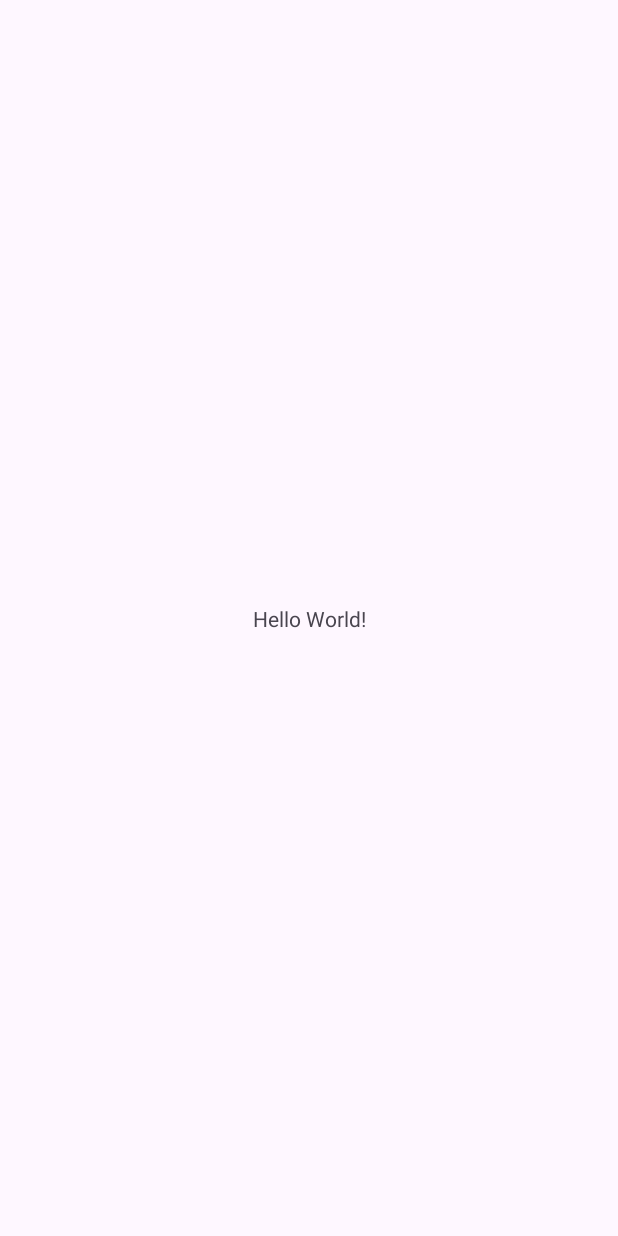
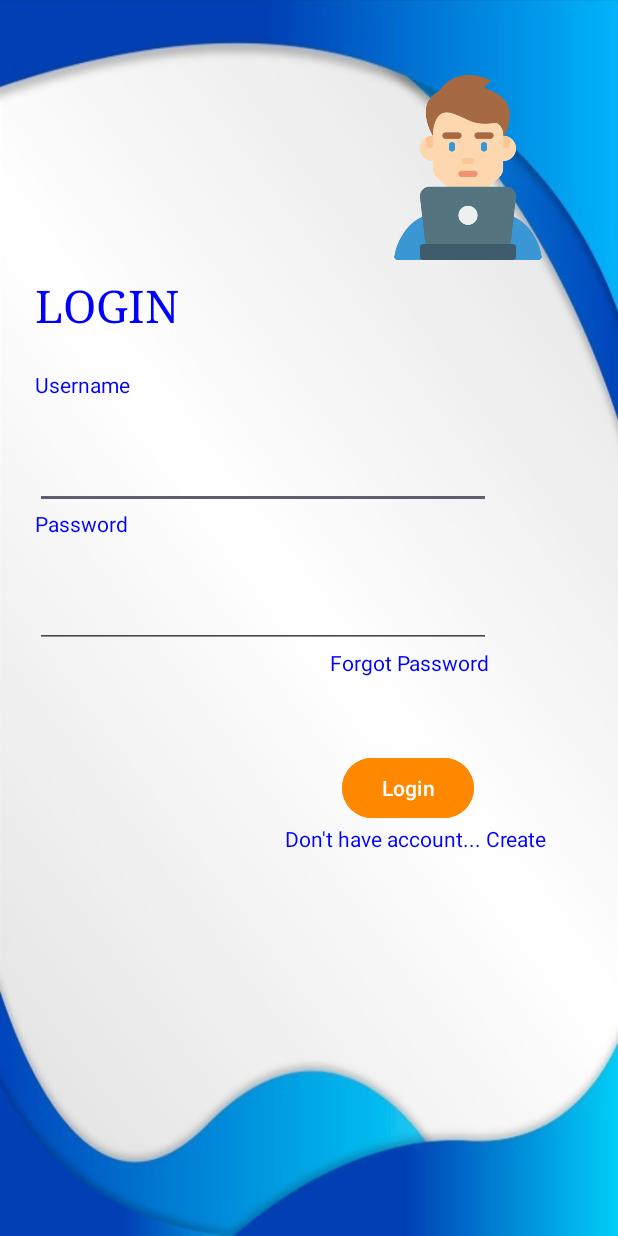
Before and after one commit to MariooChR/AppMovil1538800, an Android app: the screen it shows after launch (MainActivity), on a phone screen of 412 x 824 dp. Before the commit the screen is almost empty. Run offline under Robolectric (Android 15) with nearby library versions, the phone set to English and light mode, and no system bars.

Commit message:
Commit 1ro 20/02/2025

```diff
--- /dev/null
+++ b/app/src/main/res/drawable/imagenfondo.xml
@@ -0,0 +1,5 @@
+<?xml version="1.0" encoding="utf-8"?>
+
+<selector xmlns:android="http://schemas.android.com/apk/res/android">
+
+</selector>
--- a/app/src/main/res/layout/activity_main.xml
+++ b/app/src/main/res/layout/activity_main.xml
@@ -1,19 +1,83 @@
 <?xml version="1.0" encoding="utf-8"?>
-<androidx.constraintlayout.widget.ConstraintLayout xmlns:android="http://schemas.android.com/apk/res/android"
+<LinearLayout xmlns:android="http://schemas.android.com/apk/res/android"
     xmlns:app="http://schemas.android.com/apk/res-auto"
     xmlns:tools="http://schemas.android.com/tools"
     android:id="@+id/main"
     android:layout_width="match_parent"
     android:layout_height="match_parent"
-    tools:context=".MainActivity">
+    tools:context=".MainActivity"
+    android:orientation="vertical"
+    android:background="@drawable/fondoazul">
+
+    <ImageView
+        android:layout_width="124dp"
+        android:layout_height="123dp"
+        android:background="@drawable/dd"
+        android:layout_marginStart="250dp"
+        android:layout_marginTop="50dp"/>
 
     <TextView
         android:layout_width="wrap_content"
         android:layout_height="wrap_content"
-        android:text="Hello World!"
-        app:layout_constraintBottom_toBottomOf="parent"
-        app:layout_constraintEnd_toEndOf="parent"
-        app:layout_constraintStart_toStartOf="parent"
-        app:layout_constraintTop_toTopOf="parent" />
+        android:layout_marginStart="23dp"
+        android:layout_marginTop="10dp"
+        android:text="LOGIN"
+        android:textColor="#0000FF"
+        android:textSize="30dp"
+        android:fontFamily="serif"/>
 
-</androidx.constraintlayout.widget.ConstraintLayout>
+    <TextView
+        android:layout_width="wrap_content"
+        android:layout_height="wrap_content"
+        android:layout_marginStart="23dp"
+        android:text="Username"
+        android:textColor="#0000FF"
+        android:layout_marginTop="23dp"/>
+
+    <EditText
+        android:layout_width="304dp"
+        android:layout_height="73dp"
+        android:textSize="15dp"
+        android:layout_marginStart="23dp"/>
+
+    <TextView
+        android:layout_width="wrap_content"
+        android:layout_height="wrap_content"
+        android:layout_marginStart="23dp"
+        android:text="Password"
+        android:textColor="#0000FF"/>
+
+    <EditText
+        android:layout_width="304dp"
+        android:layout_height="73dp"
+        android:textSize="15dp"
+        android:inputType="textPassword"
+        android:layout_marginStart="23dp"/>
+
+    <TextView
+        android:layout_width="wrap_content"
+        android:layout_height="wrap_content"
+        android:layout_marginStart="220dp"
+        android:text="Forgot Password"
+        android:textColor="#0000FF"
+        />
+
+    <Button
+        android:layout_width="wrap_content"
+        android:layout_height="wrap_content"
+        android:text="Login"
+        android:layout_marginStart="228dp"
+        android:layout_marginTop="50dp"
+        android:backgroundTint="@android:color/holo_orange_dark"/>
+
+    <TextView
+        android:layout_width="wrap_content"
+        android:layout_height="wrap_content"
+        android:layout_marginStart="190dp"
+        android:text="Don't have account... Create"
+        android:textColor="#0000FF"
+        />
+
+
+
+</LinearLayout>
```
Also changed, not shown: app/src/main/res/drawable/dd.png (added), app/src/main/res/drawable/fondoazul.jpg (added), app/src/main/res/drawable/login.jpg (added).
